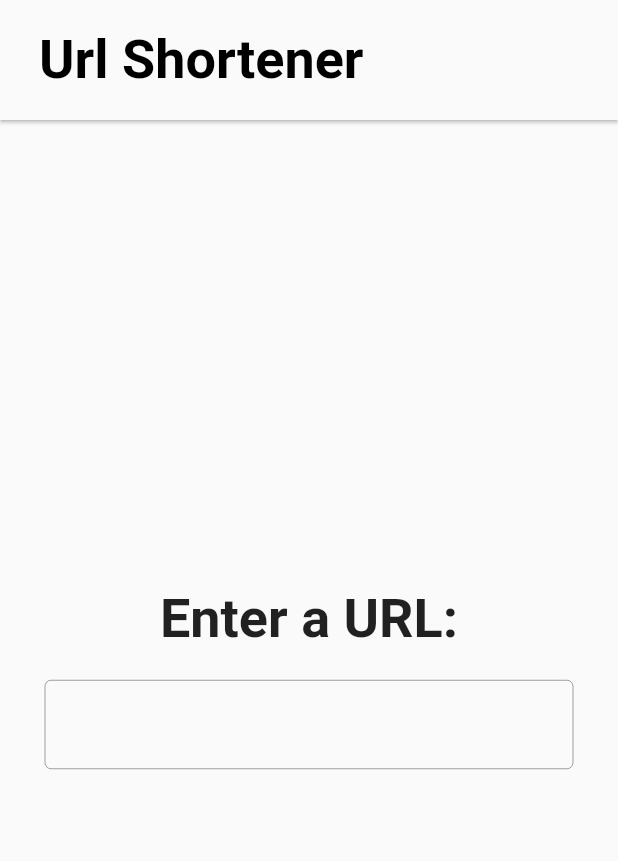
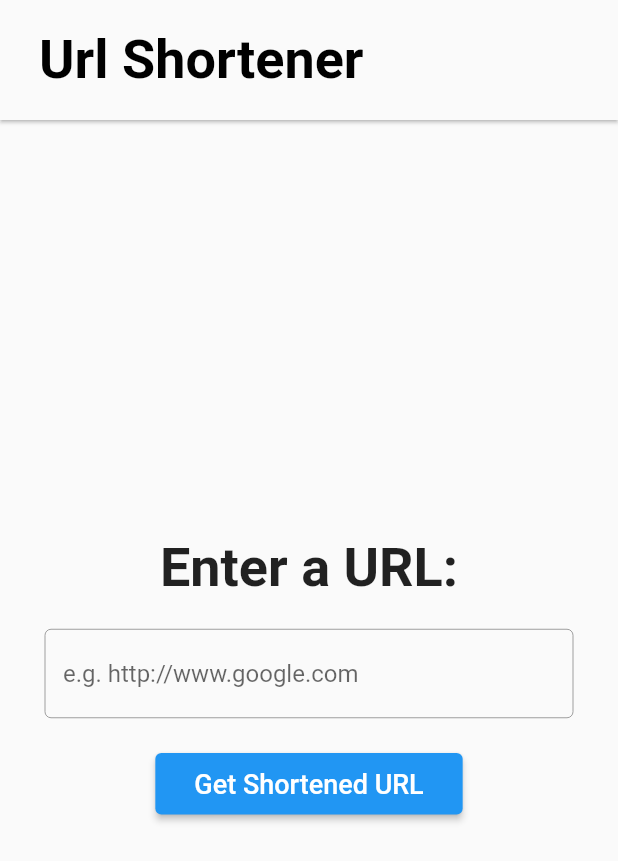
Before and after one commit to Joshlim288/link-shortener, a Flutter app: the screen it shows after launch, on a phone screen of 412 x 824 dp. Shown: the top 861 px of the screen. Run offline on Flutter 3.47's test engine with Material 2 defaults, Android fonts, the phone set to English and light mode, and no system bars.

Commit message:
Abstract out url input bar, added submit button

```diff
--- a/Frontend/lib/main.dart
+++ b/Frontend/lib/main.dart
@@ -13,7 +13,7 @@
     return MaterialApp(
       title: 'GovTech Url Shortener',
       theme: ThemeData(
-        primarySwatch: Colors.grey,
+        primarySwatch: Colors.blue,
       ),
       home: const MyHomePage(title: 'Url Shortener'),
     );
@@ -31,6 +31,53 @@
 class _MyHomePageState extends State<MyHomePage> {
   final GlobalKey<FormState> formKey = GlobalKey<FormState>();
   final TextEditingController inputController = TextEditingController();
+
+  Widget urlInputBar() {
+    return Flex(
+      mainAxisAlignment: MainAxisAlignment.center,
+      direction: Axis.horizontal,
+      children: [
+        Flexible(
+          child: ConstrainedBox(
+            constraints: const BoxConstraints(maxWidth: 1000),
+            child: Form(
+              key: formKey,
+              child: TextFormField(
+                decoration: const InputDecoration(
+                  hintText: 'e.g. http://www.google.com',
+                  enabledBorder: OutlineInputBorder(
+                    borderSide: BorderSide(color: Colors.grey, width: 0.0),
+                  ),
+                  border: OutlineInputBorder(),
+                ),
+                controller: inputController,
+                maxLines: 1,
+                validator: (String? value) {
+                  if (value == null || value.isEmpty) {
+                    return 'Please enter a value';
+                  }
+                  return null;
+                },
+              ),
+            ),
+          ),
+        ),
+      ],
+    );
+  }
+
+  Widget submitButton() {
+    return ElevatedButton(
+      onPressed: () {},
+      child: const Padding(
+        padding: EdgeInsets.all(10),
+        child: Text(
+          'Get Shortened URL',
+          style: TextStyle(fontSize: 18),
+        ),
+      ),
+    );
+  }
 
   @override
   Widget build(BuildContext context) {
@@ -66,36 +113,9 @@
                 ),
               ),
               const SizedBox(height: 20),
-              Flex(
-                mainAxisAlignment: MainAxisAlignment.center,
-                direction: Axis.horizontal,
-                children: [
-                  Flexible(
-                    child: ConstrainedBox(
-                      constraints: const BoxConstraints(maxWidth: 1000),
-                      child: Form(
-                        key: formKey,
-                        child: TextFormField(
-                          decoration: const InputDecoration(
-                            enabledBorder: OutlineInputBorder(
-                              borderSide: BorderSide(color: Colors.grey, width: 0.0),
-                            ),
-                            border: OutlineInputBorder(),
-                          ),
-                          controller: inputController,
-                          maxLines: 1,
-                          validator: (String? value) {
-                            if (value == null || value.isEmpty) {
-                              return 'Please enter a value';
-                            }
-                            return null;
-                          },
-                        ),
-                      ),
-                    ),
-                  ),
-                ],
-              ),
+              urlInputBar(),
+              const SizedBox(height: 20),
+              submitButton(),
             ],
           ),
         ),
```
